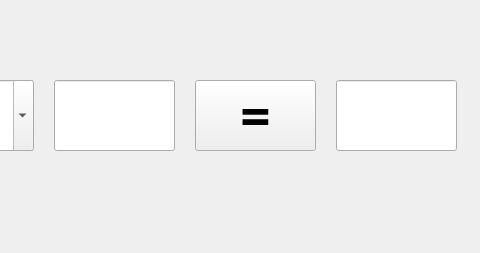
Qt form mainwindow.ui (JavierRenero/AluAC2020) before a commit; both pictures show x 245 to 725 and y 0 to 253 of the 725 by 253 pixel window.
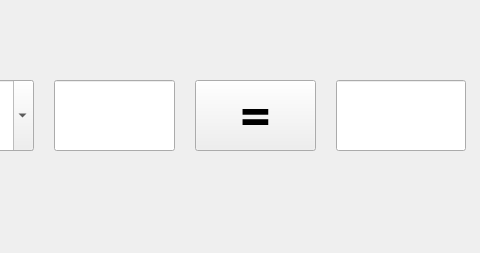
The same form after that commit.

```diff
--- a/mainwindow.ui
+++ b/mainwindow.ui
@@ -64,7 +64,7 @@
      <rect>
       <x>581</x>
       <y>80</y>
-      <width>121</width>
+      <width>130</width>
       <height>71</height>
      </rect>
     </property>
```
